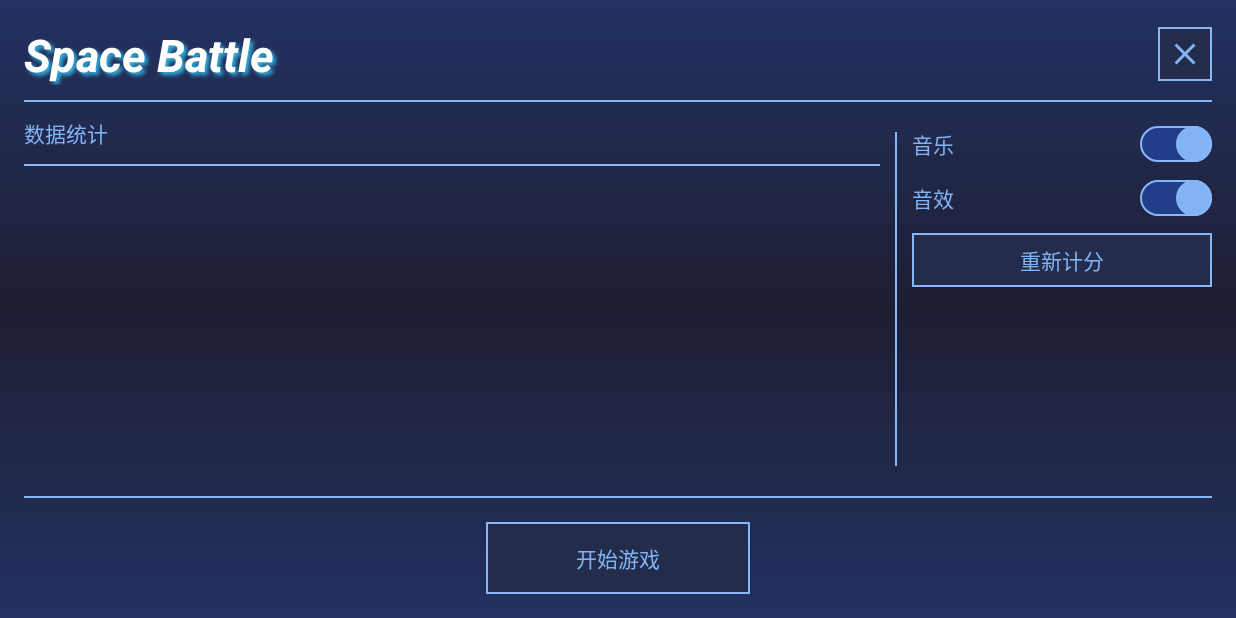
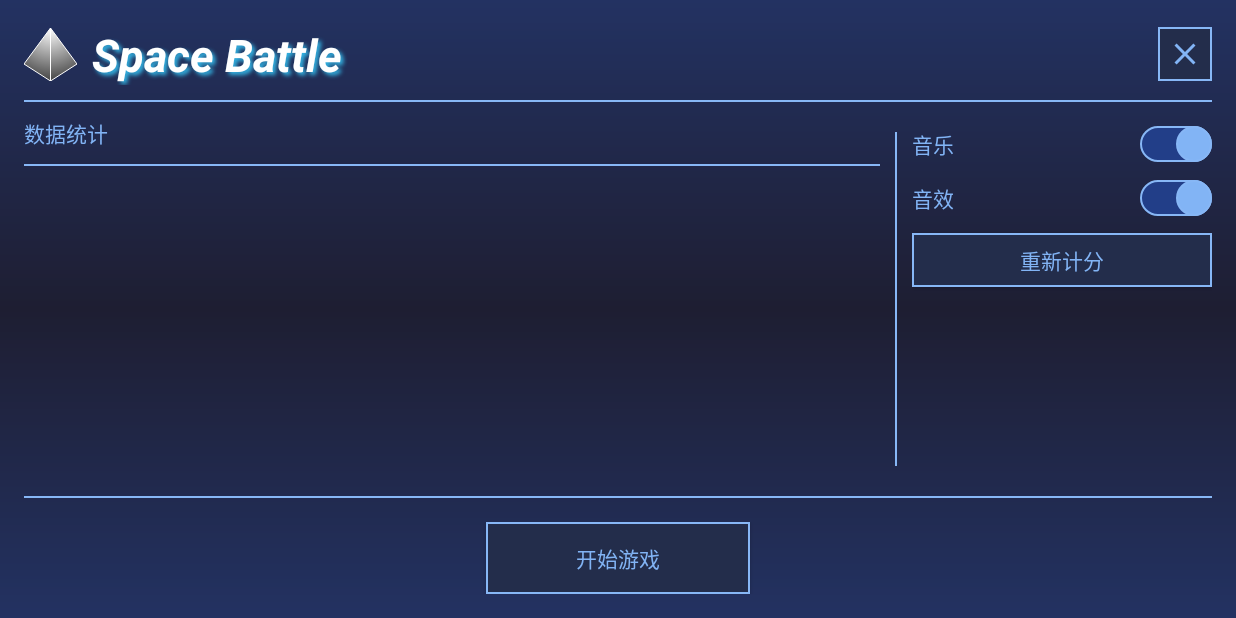
Before and after one commit to greentea107/BoxSpaceGame, an Android app: the screen it shows after launch (EntranceActivity), on a phone screen of 824 x 412 dp (held sideways). Run offline under Robolectric (Android 15) with nearby library versions, the light colour scheme and no system bars; libraries missing offline, so code that uses them is left out: com.jeremyliao.liveeventbus; 1 statement that could not run was skipped.

Commit message:
入口界面新增代码图标

```diff
--- a/app/src/main/java/com/bamboo/boxspacegame/AppGobal.kt
+++ b/app/src/main/java/com/bamboo/boxspacegame/AppGobal.kt
@@ -19,7 +19,7 @@ object AppGobal {
     const val EVENT_FLASH_SFX = "flash_sfx" // 瞬移音效
     var screenWidth = 0
     var screenHeight = 0
-    var unitSize = 0f
+    var unitSize = 0f // 基准单位，屏幕上的玩家、敌人、爆炸等物体的大小以此为基准
     var isRunning = true
     var pause = false
     val bmpCache = LruCache<String, Bitmap>(120)
--- a/app/src/main/java/com/bamboo/boxspacegame/EntranceActivity.kt
+++ b/app/src/main/java/com/bamboo/boxspacegame/EntranceActivity.kt
@@ -1,7 +1,9 @@
 package com.bamboo.boxspacegame
 
 import android.content.Intent
+import android.graphics.*
 import android.os.Bundle
+import android.util.Size
 import android.view.LayoutInflater
 import android.view.ViewGroup
 import androidx.appcompat.app.AppCompatActivity
@@ -12,6 +14,7 @@ import androidx.recyclerview.widget.LinearLayoutManager
 import androidx.recyclerview.widget.RecyclerView
 import com.bamboo.boxspacegame.record.RecordBean
 import com.bamboo.boxspacegame.record.RecordManager
+import com.bamboo.boxspacegame.spirit.Player
 import kotlinx.android.synthetic.main.activity_entrance.*
 import kotlinx.android.synthetic.main.item_record.view.*
 
@@ -20,9 +23,49 @@ class EntranceActivity : AppCompatActivity() {
     override fun onCreate(savedInstanceState: Bundle?) {
         super.onCreate(savedInstanceState)
         setContentView(R.layout.activity_entrance)
+        initLogo()
         initButtons()
         initRecyclerView()
         initOptionAudio()
+    }
+
+    /**
+     * 用代码生成图标
+     */
+    private fun initLogo() {
+        ivLogo.post {
+            val bmp = Bitmap.createBitmap(ivLogo.width, ivLogo.height, Bitmap.Config.ARGB_8888)
+            Canvas(bmp).apply {
+                val paint = Paint()
+                paint.color = Color.WHITE
+                paint.shader = RadialGradient(
+                    bmp.width / 2f, 0f, bmp.height.toFloat(),
+                    intArrayOf(Color.WHITE, Color.DKGRAY), null,
+                    Shader.TileMode.CLAMP
+                )
+                val path = Path()
+                path.moveTo(bmp.width / 2f, 0f)
+                path.lineTo(bmp.width.toFloat(), (bmp.height - (bmp.height / 3)).toFloat())
+                path.lineTo(bmp.width / 2f, bmp.height.toFloat())
+                path.lineTo(0f, (bmp.height - (bmp.height / 3)).toFloat())
+                path.close()
+                this.drawPath(path, paint)
+                paint.style = Paint.Style.STROKE
+                paint.strokeWidth = 1f
+                paint.shader = null
+                paint.color = Color.WHITE
+                paint.strokeJoin = Paint.Join.ROUND
+                this.drawPath(path, paint)
+                this.drawLine(
+                    bmp.width / 2f,
+                    0f,
+                    bmp.width / 2f,
+                    bmp.height.toFloat(),
+                    paint
+                )
+            }
+            ivLogo.setImageBitmap(bmp)
+        }
     }
 
     private fun initButtons() {
--- a/app/src/main/java/com/bamboo/boxspacegame/GameActivity.kt
+++ b/app/src/main/java/com/bamboo/boxspacegame/GameActivity.kt
@@ -243,6 +243,7 @@ class GameActivity : AppCompatActivity(), CoroutineScope by MainScope() {
                         MapBackground.init()
                         BulletEffect.init()
                         FlashEffect.init()
+                        BombEffect.init()
                         BulletManager.init(this@GameActivity)
                         Player.initScope(this@GameActivity)
                         StageManager.init(this@GameActivity)
--- a/app/src/main/java/com/bamboo/boxspacegame/MyApp.kt
+++ b/app/src/main/java/com/bamboo/boxspacegame/MyApp.kt
@@ -48,10 +48,12 @@ class MyApp : Application() {
             }
 
             override fun onActivityResumed(activity: Activity) {
+                // 屏幕常亮
                 activity.window.addFlags(
                     WindowManager.LayoutParams.FLAG_FULLSCREEN or
                             WindowManager.LayoutParams.FLAG_KEEP_SCREEN_ON
                 )
+                // 全屏，隐藏状态栏和导航栏
                 if (Build.VERSION.SDK_INT < Build.VERSION_CODES.KITKAT) {
                     val v = activity.window.decorView
                     v.systemUiVisibility = View.GONE
--- a/app/src/main/java/com/bamboo/boxspacegame/effect/BombEffect.kt
+++ b/app/src/main/java/com/bamboo/boxspacegame/effect/BombEffect.kt
@@ -13,28 +13,24 @@ class BombEffect : BaseEffect() {
     private val paint = Paint()
     private var frameIndex = 1
     private var bmp: Bitmap? = null
-    private var size = SizeF(0f, 0f)
     private var onFinished: (() -> Unit)? = null // 动画播放完毕后的回调函数
 
     companion object {
         const val FRAME_COUNT = 20 // 动画的总帧数
         const val BOMB_STYLE_COUNT = 5// 爆炸样式总数
+        var size = SizeF(0f, 0f)
+
+        fun init() {
+            // 爆炸的大小为基准单位的2倍
+            size = SizeF(AppGobal.unitSize * 2, AppGobal.unitSize * 2)
+            buildBmp()
         }
 
-    init {
-        val styleIndex = Random().nextInt(BOMB_STYLE_COUNT)
-        bmp = AppGobal.bmpCache["${AppGobal.BMP_BOMB}_$styleIndex"]
-        if (bmp == null) {
-            buildBmp()
-            bmp = AppGobal.bmpCache["${AppGobal.BMP_BOMB}_$styleIndex"]
-        }
-        paint.color = Color.WHITE
-        paint.strokeWidth = 2f
-        paint.style = Paint.Style.FILL_AND_STROKE
-    }
-
+        /**
+         * 生成碎片的静态Bitmap
+         */
         private fun buildBmp() {
-        size = SizeF(AppGobal.unitSize * 2, AppGobal.unitSize * 2)
+            // 用一个常量循环生成，以造成碎片样式的多样化
             repeat(BOMB_STYLE_COUNT) {
                 val bmp = Bitmap.createBitmap(
                     size.width.toInt(),
@@ -45,7 +41,9 @@ class BombEffect : BaseEffect() {
                     val paint = Paint()
                     paint.color = Color.WHITE
                     paint.style = Paint.Style.FILL_AND_STROKE
+                    // 在循环体绘制碎片，循环一次就是绘制一个碎片，这里用帧数代表碎片总数
                     repeat(FRAME_COUNT) {
+                        // 用随机数绘制碎片的位置和大小，碎片就是一个实心圆
                         val x = Random().nextInt(bmp.width).toFloat()
                         val y = Random().nextInt(bmp.height).toFloat()
                         val r = Random().nextInt(2) + 2f
@@ -61,8 +59,19 @@ class BombEffect : BaseEffect() {
                         drawCircle(x, y, r, paint)
                     }
                 }
+                // 对绘制的碎片对象进行缓存
                 AppGobal.bmpCache.put("${AppGobal.BMP_BOMB}_$it", bmp)
             }
+        }
+    }
+
+    init {
+        // 对象在实例化时会随机的从缓存中取出碎片Bitmap
+        val styleIndex = Random().nextInt(BOMB_STYLE_COUNT)
+        bmp = AppGobal.bmpCache["${AppGobal.BMP_BOMB}_$styleIndex"]
+        paint.color = Color.WHITE
+        paint.strokeWidth = 2f
+        paint.style = Paint.Style.FILL_AND_STROKE
     }
 
     /**
@@ -80,7 +89,8 @@ class BombEffect : BaseEffect() {
     }
 
     /**
-     * 直接在屏幕上绘制图像，并不在游戏初始化时缓存
+     * 直接在屏幕上绘制爆炸图像，除了碎片外冲击波和光球由代码绘制
+     * 此方法每调用一次就是绘制一帧
      */
     override fun draw(canvas: Canvas) {
         val inc = size.width / FRAME_COUNT
--- a/app/src/main/java/com/bamboo/boxspacegame/spirit/Player.kt
+++ b/app/src/main/java/com/bamboo/boxspacegame/spirit/Player.kt
@@ -23,7 +23,7 @@ object Player : BaseSprite() {
     init {
         this.distance = 3f // 玩家的移动距离
         // 设置精灵的尺寸为SurfaceView的1/20
-        this.size = SizeF(AppGobal.screenWidth / 20f, AppGobal.screenWidth / 20f)
+        this.size = SizeF(AppGobal.unitSize, AppGobal.unitSize)
         this.angle = 270f // 初始化玩家的角度为12点钟方向
         // 初始位置为屏幕居中
         this.x = (AppGobal.screenWidth - size.width) / 2
--- a/app/src/main/res/layout/activity_entrance.xml
+++ b/app/src/main/res/layout/activity_entrance.xml
@@ -14,6 +14,13 @@
         android:layout_height="wrap_content"
         android:gravity="center"
         android:orientation="horizontal">
+
+        <ImageView
+            android:id="@+id/ivLogo"
+            android:layout_width="35dp"
+            android:layout_height="35dp"
+            android:layout_marginEnd="10dp"
+            android:src="@mipmap/ic_launcher" />
 
         <TextView
             android:layout_width="0dp"
```
Also changed, not shown: 2 other files. Lines whose indentation alone changed are shown as unchanged.
